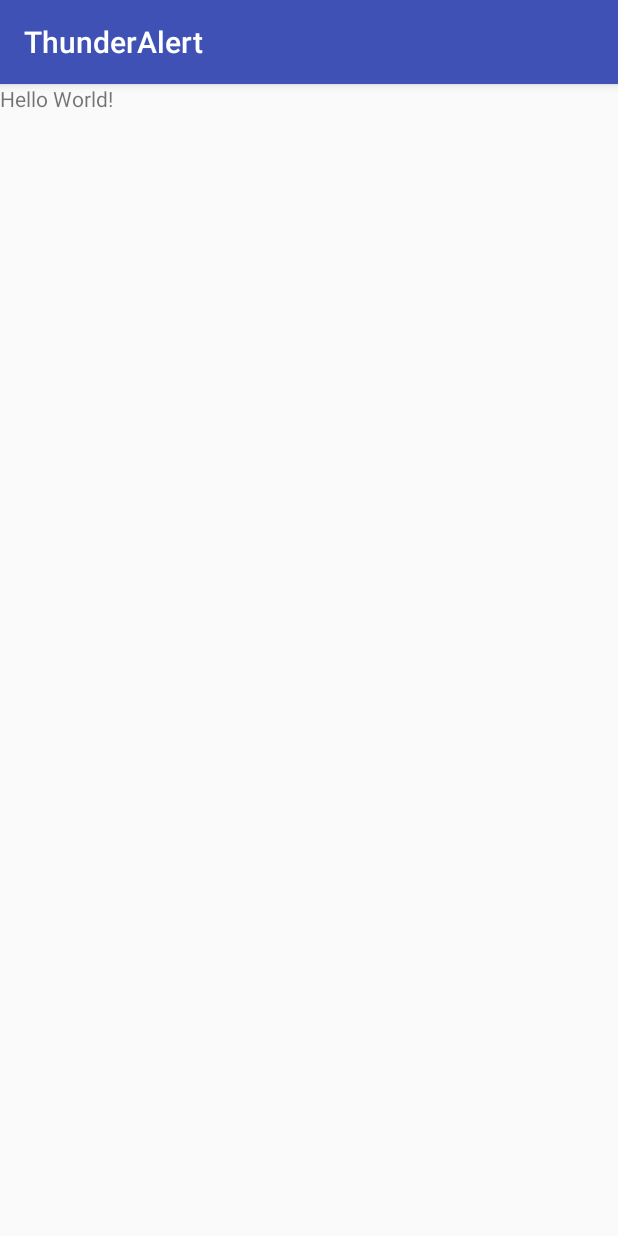
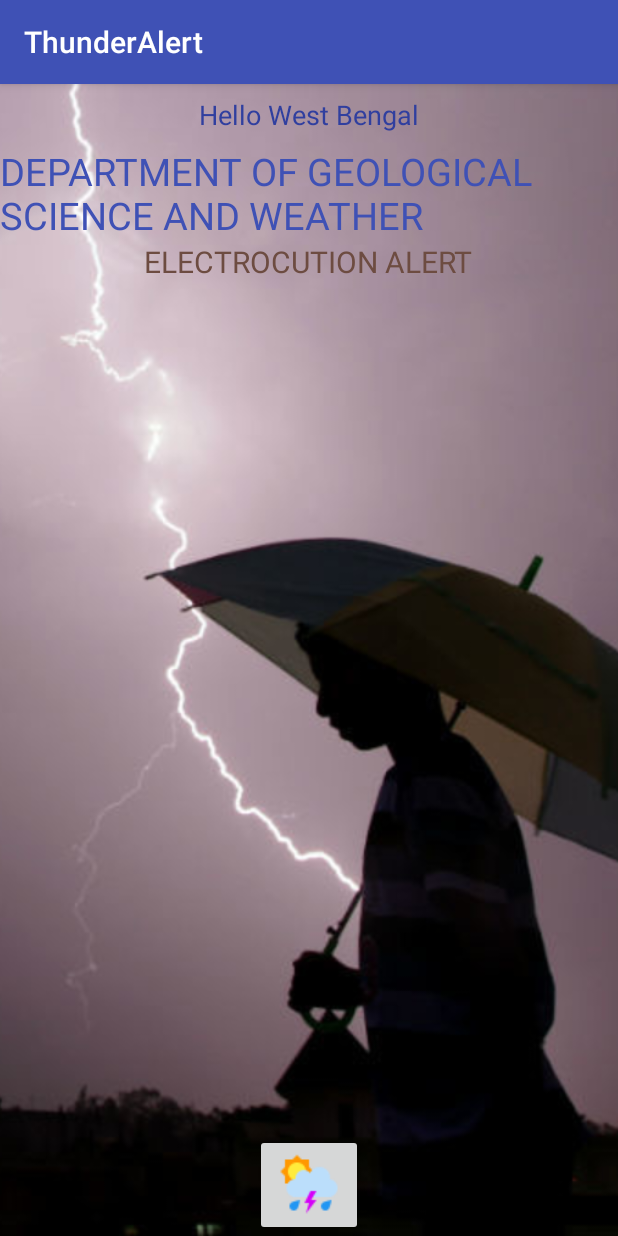
Before and after one commit to SuranjanDaw/ThunderAlert, an Android app: the screen it shows after launch (MainActivity), on a phone screen of 412 x 824 dp. Run offline under Robolectric (Android 15) with nearby library versions, the phone set to English and light mode, and no system bars.

Commit message:
UI created with basic functionallity

```diff
--- a/app/src/main/java/com/example/android/thunderalert/MainActivity.java
+++ b/app/src/main/java/com/example/android/thunderalert/MainActivity.java
@@ -1,7 +1,9 @@
 package com.example.android.thunderalert;
 
+import android.content.Intent;
 import android.support.v7.app.AppCompatActivity;
 import android.os.Bundle;
+import android.view.View;
 
 public class MainActivity extends AppCompatActivity {
 
@@ -10,4 +12,8 @@ public class MainActivity extends AppCompatActivity {
         super.onCreate(savedInstanceState);
         setContentView(R.layout.activity_main);
     }
+    public void nextPage(View view){
+        Intent i= new Intent(this,AlertMessage.class);
+        startActivity(i);
+    }
 }
--- a/app/src/main/res/layout/activity_main.xml
+++ b/app/src/main/res/layout/activity_main.xml
@@ -1,14 +1,50 @@
 <?xml version="1.0" encoding="utf-8"?>
-<LinearLayout xmlns:android="http://schemas.android.com/apk/res/android"
+<RelativeLayout xmlns:android="http://schemas.android.com/apk/res/android"
     xmlns:app="http://schemas.android.com/apk/res-auto"
     xmlns:tools="http://schemas.android.com/tools"
     android:layout_width="match_parent"
     android:layout_height="match_parent"
     tools:context=".MainActivity">
-
+    <ImageView
+        android:layout_width="match_parent"
+        android:layout_height="match_parent"
+        android:src="@drawable/lightning"
+        android:scaleType="centerCrop"/>
+    <TextView
+        android:id="@+id/welcome"
+        android:layout_width="wrap_content"
+        android:layout_height="wrap_content"
+        android:text="Hello West Bengal"
+        android:padding="8dp"
+        android:layout_alignParentTop="true"
+        android:layout_centerHorizontal="true"
+        android:textSize="18dp"
+        android:textColor="@color/colorPrimaryDark"/>
+    <TextView
+        android:id="@+id/dept"
+        android:layout_width="wrap_content"
+        android:layout_height="wrap_content"
+        android:text="DEPARTMENT OF GEOLOGICAL SCIENCE AND WEATHER"
+        android:layout_below="@+id/welcome"
+        android:layout_centerHorizontal="true"
+        android:textSize="25dp"
+        android:textColor="@color/colorPrimary"/>
     <TextView
         android:layout_width="wrap_content"
         android:layout_height="wrap_content"
-        android:text="Hello World!" />
+        android:text="ELECTROCUTION ALERT"
+        android:layout_below="@+id/dept"
+        android:layout_centerHorizontal="true"
+        android:textSize="20dp"
+        android:textColor="#6d4c41"/>
 
-</LinearLayout>
+    <ImageButton
+        android:onClick="nextPage"
+        android:layout_width="wrap_content"
+        android:layout_height="wrap_content"
+        android:layout_alignParentBottom="true"
+        android:layout_centerHorizontal="true"
+        android:text="logo"
+        android:src="@drawable/thunder"/>
+
+</RelativeLayout>
```
Also changed, not shown: app/src/main/AndroidManifest.xml (+8 -0 lines), app/src/main/java/com/example/android/thunderalert/AlertMessage.java (added, +26 -0 lines), app/src/main/java/com/example/android/thunderalert/ListAlerts.java (added, +13 -0 lines), app/src/main/res/layout/alert.xml (added, +13 -0 lines), app/src/main/res/layout/list.xml (added, +109 -0 lines), app/src/main/res/drawable/lightning.jpg (added), app/src/main/res/drawable/thunder.png (added).
